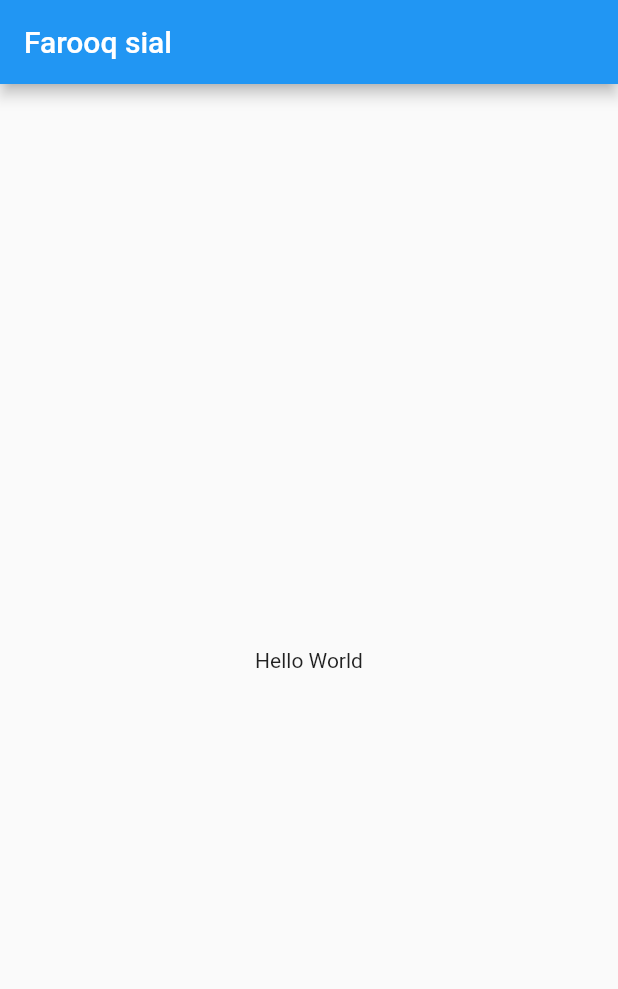
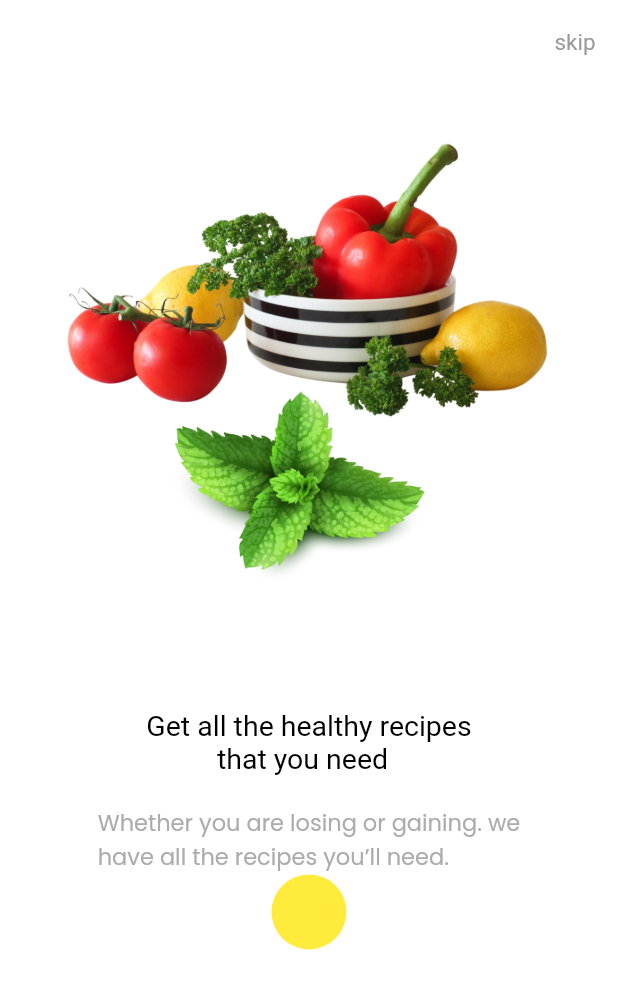
Before and after one commit to AliSyall/ali_streetfood, a Flutter app: the screen it shows after launch, on a phone screen of 412 x 824 dp. Shown: the top 989 px of the screen. Run offline on Flutter 3.47's test engine with Material 2 defaults, Android fonts, the phone set to English and light mode, and no system bars; Roboto replaces fonts that are missing (Poppinsm).

Commit message:
inisial commit

```diff
--- a/analysis_options.yaml
+++ /dev/null
@@ -1,29 +0,0 @@
-# This file configures the analyzer, which statically analyzes Dart code to
-# check for errors, warnings, and lints.
-#
-# The issues identified by the analyzer are surfaced in the UI of Dart-enabled
-# IDEs (https://dart.dev/tools#ides-and-editors). The analyzer can also be
-# invoked from the command line by running `flutter analyze`.
-
-# The following line activates a set of recommended lints for Flutter apps,
-# packages, and plugins designed to encourage good coding practices.
-include: package:flutter_lints/flutter.yaml
-
-linter:
-  # The lint rules applied to this project can be customized in the
-  # section below to disable rules from the `package:flutter_lints/flutter.yaml`
-  # included above or to enable additional rules. A list of all available lints
-  # and their documentation is published at
-  # https://dart-lang.github.io/linter/lints/index.html.
-  #
-  # Instead of disabling a lint rule for the entire project in the
-  # section below, it can also be suppressed for a single line of code
-  # or a specific dart file by using the `// ignore: name_of_lint` and
-  # `// ignore_for_file: name_of_lint` syntax on the line or in the file
-  # producing the lint.
-  rules:
-    # avoid_print: false  # Uncomment to disable the `avoid_print` rule
-    # prefer_single_quotes: true  # Uncomment to enable the `prefer_single_quotes` rule
-
-# Additional information about this file can be found at
-# https://dart.dev/guides/language/analysis-options
--- a/lib/main.dart
+++ b/lib/main.dart
@@ -1,22 +1,17 @@
+import 'package:ali_streetfood/screen_On%20Boarding%20Screen%201.dart';
 import 'package:flutter/material.dart';
+void main() {
 
-void main() => runApp(MyApp());
+  runApp(MyApp());
+}
+class MyApp extends StatelessWidget {
+  const MyApp({Key? key}) : super(key: key);
 
-class MyApp extends StatelessWidget {
   @override
   Widget build(BuildContext context) {
     return MaterialApp(
-      title: 'Material App',
-      home: Scaffold(
-        appBar: AppBar(
-          title: Text('Farooq sial'),
-        ),
-        body: Center(
-          child: Container(
-            child: Text('Hello World'),
-          ),
-        ),
-      ),
+      debugShowCheckedModeBanner: false,
+      home:HomeScreen(),
     );
   }
 }
--- /dev/null
+++ b/lib/screen_On Boarding Screen 1.dart
@@ -0,0 +1,76 @@
+import 'package:flutter/material.dart';
+
+class HomeScreen extends StatelessWidget {
+  const HomeScreen({Key? key}) : super(key: key);
+
+  @override
+  Widget build(BuildContext context) {
+    return SafeArea(
+      child: Scaffold(
+        backgroundColor: Colors.white,
+        appBar: AppBar(
+          backgroundColor: Colors.white,
+          elevation: 0,
+          actions: [
+            Center(
+              child: Padding(
+                padding: const EdgeInsets.only(right: 15),
+                child: Text(
+                  'skip',
+                  style: TextStyle(
+                    fontSize: 15,
+                    color: Color(0xff999999),
+                  ),
+                ),
+              ),
+            ),
+          ],
+        ),
+        body: Column(
+          children: [
+            Container(
+              child: Padding(
+                padding: const EdgeInsets.all(20),
+                child: Image(
+                  image: AssetImage(
+                    'images/Group 18400.png',
+                  ),
+                ),
+              ),
+            ),
+            Padding(
+              padding: const EdgeInsets.only(top: 30),
+              child: Text(
+                'Get all the healthy recipes\n          that you need',
+                style: TextStyle(
+                  fontFamily: 'Poppinsm',
+                  fontSize: 19,
+                  color: Color(0xff000000),
+                ),
+              ),
+            ),
+            Padding(
+              padding: const EdgeInsets.only(top: 20),
+              child: Text(
+                'Whether you are losing or gaining. we\nhave all the recipes you’ll need.',
+                style: TextStyle(
+                  fontSize: 15,
+                  fontFamily: 'Poppinsr',
+                  color: Color(0xffACACAC),
+                ),
+              ),
+            ),
+            Container(
+              height: 50,
+              width: 50,
+              decoration: BoxDecoration(
+                color: Colors.yellow,
+                shape: BoxShape.circle,
+              ),
+            ),
+          ],
+        ),
+      ),
+    );
+  }
+}
```
Also changed, not shown: pubspec.yaml (+6 -6 lines), fonts/Poppins-Medium.ttf (added), fonts/Poppins-Regular.ttf (added), images/Group 18400.png (added).
